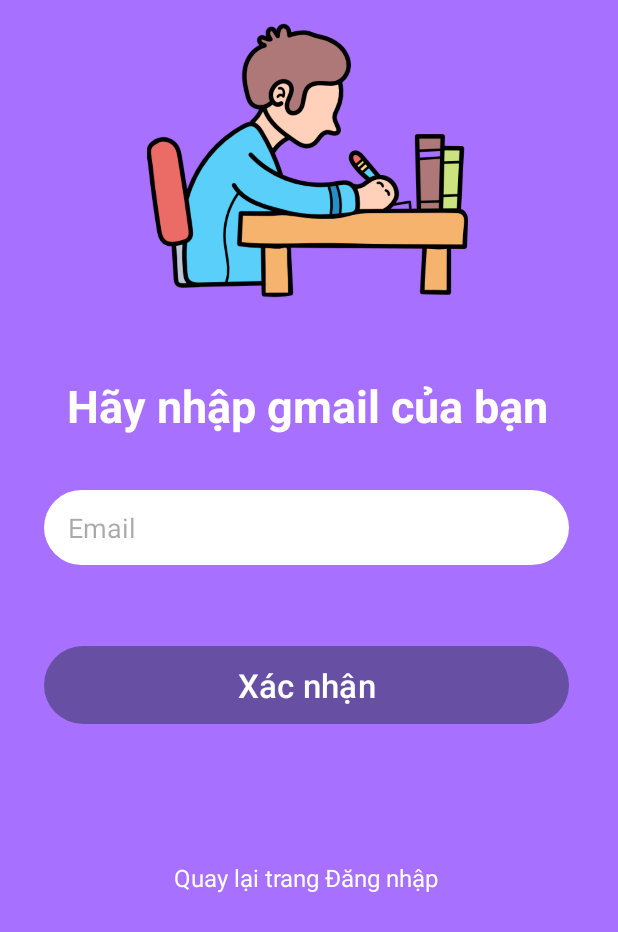
After one commit to AM1609/DoAn_2, an Android app: the ForgotPassFragment screen opened through its navigation route, on a phone screen of 412 x 824 dp. The commit adds this screen. Shown: the top 932 px of the screen. Run offline under Robolectric (Android 15) with nearby library versions, the phone set to English and light mode, and no system bars; our stand-ins replace Firebase (no records; nobody signed in at launch, a user with empty details on screens opened directly).

Commit message:
Quên Mật khẩu

```diff
--- a/app/src/main/java/com/example/doan/repository/AuthRepository.java
+++ b/app/src/main/java/com/example/doan/repository/AuthRepository.java
@@ -57,6 +57,19 @@ public class AuthRepository {
             }
         });
     }
+    public void ForgetPass(String email ){
+        firebaseAuth.sendPasswordResetEmail(email).addOnCompleteListener(new OnCompleteListener<Void>() {
+            @Override
+            public void onComplete(@NonNull Task<Void> task) {
+                if (task.isSuccessful()){
+                    Toast.makeText(application, "Đã gửi email khôi phục mật khẩu cho bạn" , Toast.LENGTH_SHORT).show();
+                }else{
+                    Toast.makeText(application, task.getException().getMessage() , Toast.LENGTH_SHORT).show();
+                }
+            }
+        });
+
+    }
     public void signOut(){
         firebaseAuth.signOut();
     }
--- a/app/src/main/java/com/example/doan/viewmodel/AuthViewModel.java
+++ b/app/src/main/java/com/example/doan/viewmodel/AuthViewModel.java
@@ -39,6 +39,9 @@ public class AuthViewModel extends AndroidViewModel {
     public void signIn(String email, String pass){
         repository.signIn(email, pass);
     }
+    public void ForgetPass(String email){
+        repository.ForgetPass(email);
+    }
     public void signOut(){
         repository.signOut();
     }
--- /dev/null
+++ b/app/src/main/java/com/example/doan/views/ForgotPassFragment.java
@@ -0,0 +1,70 @@
+package com.example.doan.views;
+
+import android.os.Bundle;
+
+import androidx.annotation.NonNull;
+import androidx.annotation.Nullable;
+import androidx.fragment.app.Fragment;
+import androidx.lifecycle.ViewModelProvider;
+import androidx.navigation.NavController;
+import androidx.navigation.Navigation;
+
+import android.view.LayoutInflater;
+import android.view.View;
+import android.view.ViewGroup;
+import android.widget.Button;
+import android.widget.EditText;
+import android.widget.TextView;
+import android.widget.Toast;
+
+import com.example.doan.R;
+import com.example.doan.viewmodel.AuthViewModel;
+
+
+public class ForgotPassFragment extends Fragment {
+
+    EditText editEmailFor;
+    Button btnSendmail;
+    TextView txtDNQMK;
+    private NavController navController;
+    private AuthViewModel viewModel;
+
+
+    @Override
+    public View onCreateView(LayoutInflater inflater, ViewGroup container,
+                             Bundle savedInstanceState) {
+        // Inflate the layout for this fragment
+        return inflater.inflate(R.layout.fragment_forgot_pass, container, false);
+    }
+    public void onViewCreated(@NonNull View view, @Nullable Bundle savedInstanceState)
+    {
+        super.onViewCreated(view, savedInstanceState);
+        viewModel = new ViewModelProvider(this, ViewModelProvider.AndroidViewModelFactory
+                .getInstance(getActivity().getApplication())).get(AuthViewModel.class);
+        editEmailFor = view.findViewById(R.id.editEmailFor);
+        btnSendmail = view.findViewById(R.id.btnSendmail);
+        txtDNQMK = view.findViewById(R.id.txtDNQMK);
+        navController = Navigation.findNavController(view);
+        txtDNQMK.setOnClickListener(new View.OnClickListener() {
+            @Override
+            public void onClick(View v) {
+                navController.navigate(R.id.action_forgotPassFragment_to_signInFragment);
+            }
+        });
+        btnSendmail.setOnClickListener(new View.OnClickListener() {
+            @Override
+            public void onClick(View v) {
+                String email = editEmailFor.getText().toString();
+                if (!email.isEmpty()){
+                    viewModel.ForgetPass(email);
+                    editEmailFor.setText("");
+                }
+                else {
+                    Toast.makeText(getContext(), "Vui lòng nhập Email", Toast.LENGTH_SHORT).show();
+                }
+            }
+        });
+
+    }
+
+}
--- a/app/src/main/java/com/example/doan/views/SignInFragment.java
+++ b/app/src/main/java/com/example/doan/views/SignInFragment.java
@@ -30,7 +30,7 @@ public class SignInFragment extends Fragment {
     private AuthViewModel viewModel;
     private NavController navController;
     private EditText editEmail, editPass;
-    private TextView signUpText;
+    private TextView signUpText, forgotpassText;
     private Button signInBtn;
 
     @Override
@@ -49,6 +49,7 @@ public class SignInFragment extends Fragment {
         editPass = view.findViewById(R.id.editPassUp);
         signUpText = view.findViewById(R.id.textView);
         signInBtn = view.findViewById(R.id.btnSignIn);
+        forgotpassText = view.findViewById(R.id.textViewForgetPass);
 
 
         signUpText.setOnClickListener(new View.OnClickListener() {
@@ -57,7 +58,12 @@ public class SignInFragment extends Fragment {
                 navController.navigate(R.id.action_signInFragment_to_signUpFragment);
             }
         });
-
+        forgotpassText.setOnClickListener(new View.OnClickListener() {
+            @Override
+            public void onClick(View v) {
+                navController.navigate(R.id.action_signInFragment_to_forgotPassFragment);
+            }
+        });
         signInBtn.setOnClickListener(new View.OnClickListener() {
             @Override
             public void onClick(View v) {
--- /dev/null
+++ b/app/src/main/res/layout/fragment_forgot_pass.xml
@@ -0,0 +1,82 @@
+<?xml version="1.0" encoding="utf-8"?>
+<LinearLayout xmlns:android="http://schemas.android.com/apk/res/android"
+    xmlns:app="http://schemas.android.com/apk/res-auto"
+    xmlns:tools="http://schemas.android.com/tools"
+    android:layout_width="match_parent"
+    android:layout_height="match_parent"
+    android:background="@color/purple"
+    android:orientation="vertical"
+    tools:context=".views.SignInFragment">
+    <LinearLayout
+        android:layout_width="409dp"
+        android:layout_height="214dp"
+        android:orientation="vertical">
+
+        <ImageView
+            android:id="@+id/imageView"
+            android:layout_width="match_parent"
+            android:layout_height="214dp"
+            android:layout_gravity="center"
+            android:src="@drawable/studying" />
+    </LinearLayout>
+
+    <LinearLayout
+        android:layout_width="409dp"
+        android:layout_height="350dp"
+        android:orientation="vertical">
+
+        <TextView
+            android:id="@+id/textView2"
+            android:layout_width="match_parent"
+            android:layout_height="wrap_content"
+            android:text="Hãy nhập gmail của bạn"
+            android:textAlignment="center"
+            android:textColor="@color/white"
+            android:layout_marginTop="36dp"
+            android:textSize="30dp"
+            android:textStyle="bold" />
+
+        <EditText
+            android:id="@+id/editEmailFor"
+            android:layout_width="350dp"
+            android:layout_height="50dp"
+            android:layout_gravity="center"
+            android:layout_marginTop="36dp"
+            android:background="@drawable/rounded_edittext"
+            android:ems="10"
+            android:hint="Email"
+            android:inputType="text"
+            android:paddingStart="16dp" />
+
+        <Button
+            android:id="@+id/btnSendmail"
+            android:layout_width="350dp"
+            android:layout_height="60dp"
+            android:layout_gravity="center"
+            android:layout_marginTop="50dp"
+            android:gravity="center"
+            android:text="Xác nhận"
+            android:textSize="22sp" />
+
+    </LinearLayout>
+
+    <LinearLayout
+        android:layout_width="409dp"
+        android:layout_height="150dp"
+        android:layout_marginBottom="16dp"
+        android:orientation="vertical">
+
+        <TextView
+            android:id="@+id/txtDNQMK"
+            android:layout_width="wrap_content"
+            android:layout_height="wrap_content"
+            android:layout_gravity="center"
+            android:text="Quay lại trang Đăng nhập"
+            android:textColor="#FFFFFF"
+            android:textSize="16sp"
+            android:paddingTop="10dp" />
+
+
+    </LinearLayout>
+
+</LinearLayout>
--- a/app/src/main/res/navigation/nav_graph.xml
+++ b/app/src/main/res/navigation/nav_graph.xml
@@ -47,6 +47,9 @@
                 app:argType="string"
                 android:defaultValue="0"/>
         </action>
+        <action
+            android:id="@+id/action_signInFragment_to_forgotPassFragment"
+            app:destination="@id/forgotPassFragment" />
 
     </fragment>
     <fragment
@@ -138,5 +141,14 @@
             app:argType="integer"
             android:defaultValue="0" />
     </fragment>
+    <fragment
+        android:id="@+id/forgotPassFragment"
+        android:name="com.example.doan.views.ForgotPassFragment"
+        android:label="fragment_forgot_pass"
+        tools:layout="@layout/fragment_forgot_pass" >
+        <action
+            android:id="@+id/action_forgotPassFragment_to_signInFragment"
+            app:destination="@id/signInFragment" />
+    </fragment>
 
 </navigation>
```
